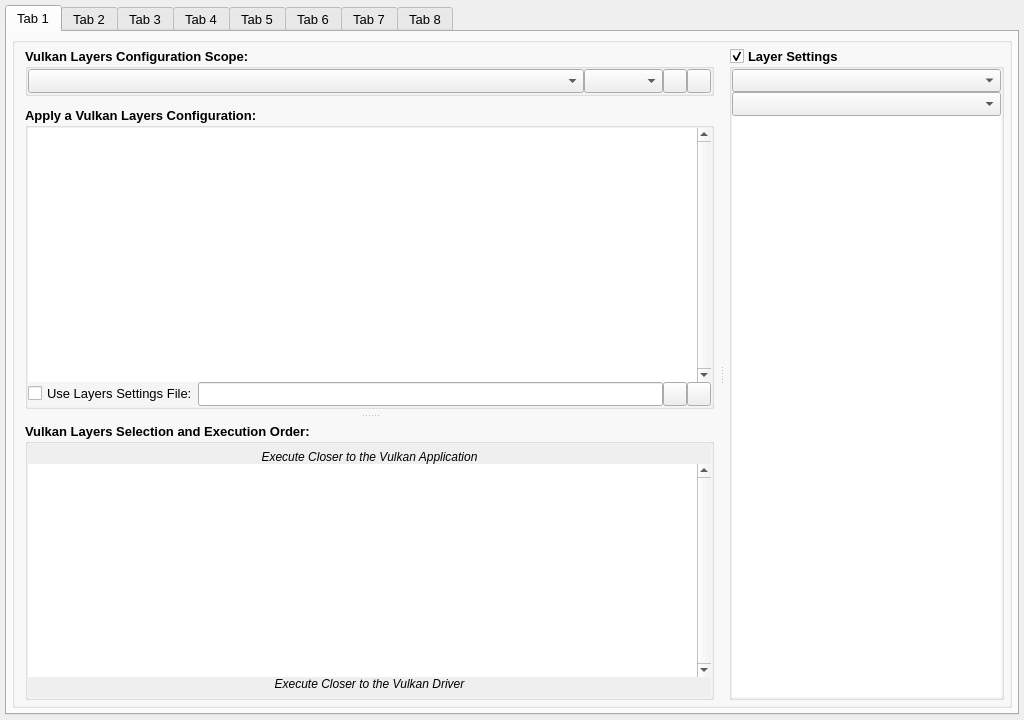
Old version of the form vkconfig_gui/mainwindow.ui in the repository LunarG/VulkanTools.
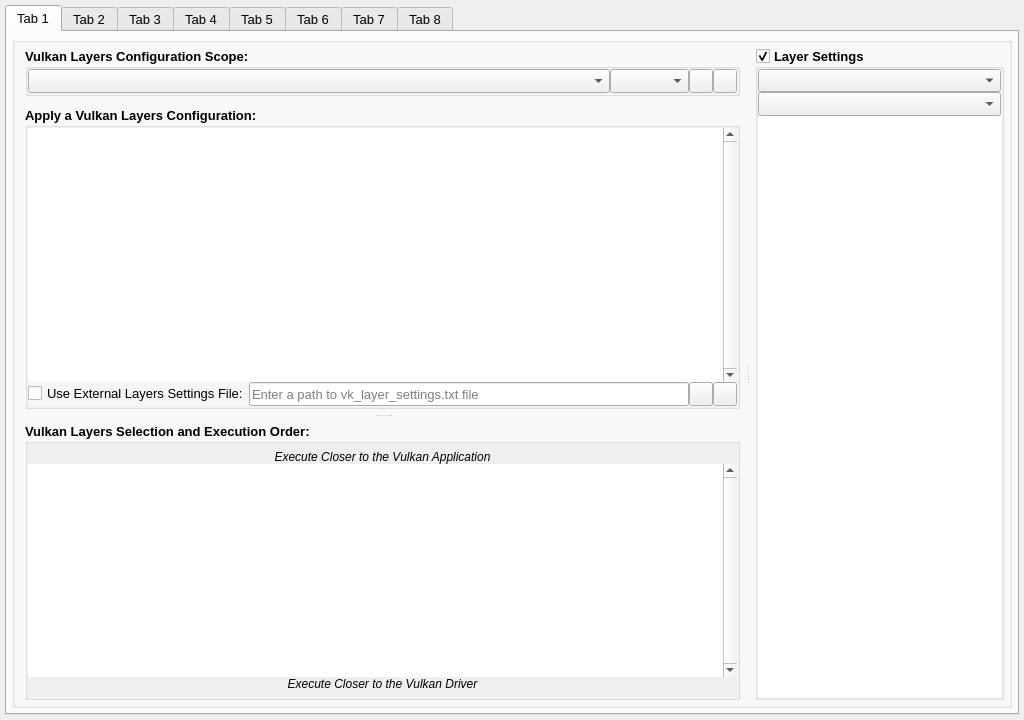
New version of the form. The open tabs and pages were chosen to show the change. Icons and pictures are not drawn.

Commit message: vkconfig: Refine Use External Layer Settings file

Patch:
```diff
--- a/vkconfig_gui/mainwindow.ui
+++ b/vkconfig_gui/mainwindow.ui
@@ -440,7 +440,7 @@
                           <string>Use an external layer settings file instead of the Vulkan Configurator generated layer settings</string>
                          </property>
                          <property name="text">
-                          <string>Use Layers Settings File:</string>
+                          <string>Use External Layers Settings File:</string>
                          </property>
                         </widget>
                        </item>
@@ -462,6 +462,9 @@
                          <property name="toolTip">
                           <string>Path to the external layer settings file</string>
                          </property>
+                         <property name="placeholderText">
+                          <string>Enter a path to vk_layer_settings.txt file</string>
+                         </property>
                         </widget>
                        </item>
                        <item>
```
Left out of the diff: 156 changed lines with no effect on the pictures. The commit also changes 2 other files.
